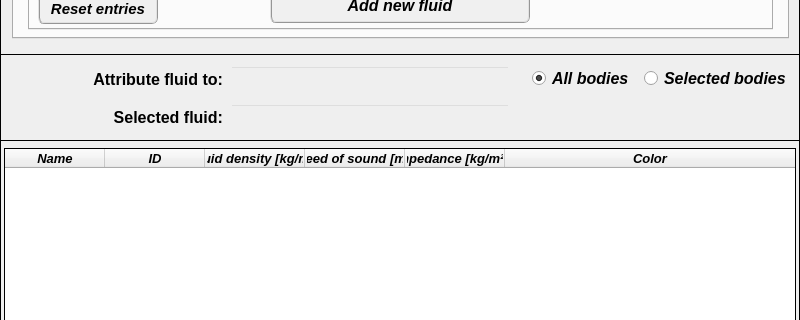
The window that data/ui_files/model/acoustic/fluid_input.ui (MOPT-UFSC/VIBRA) describes before a commit, drawn with Qt 5; both pictures show x 0 to 800 and y 342 to 662 of the 800 by 802 pixel window.
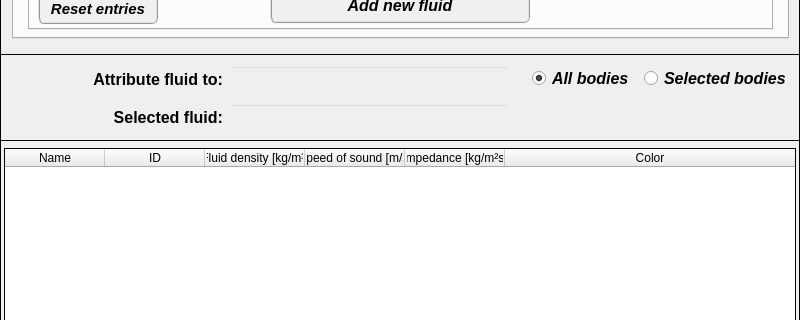
The same window after the commit. Icons and pictures are not drawn.

Diff of the .ui file:
```diff
--- a/data/ui_files/model/acoustic/fluid_input.ui
+++ b/data/ui_files/model/acoustic/fluid_input.ui
@@ -5256,11 +5256,11 @@
     </property>
     <property name="font">
      <font>
-      <family>Arial</family>
-      <pointsize>10</pointsize>
-      <weight>75</weight>
-      <italic>true</italic>
-      <bold>true</bold>
+      <family>MS Shell Dlg 2</family>
+      <pointsize>9</pointsize>
+      <weight>50</weight>
+      <italic>false</italic>
+      <bold>false</bold>
      </font>
     </property>
     <property name="styleSheet">
@@ -5308,11 +5308,11 @@
      </property>
      <property name="font">
       <font>
-       <family>Arial</family>
-       <pointsize>10</pointsize>
-       <weight>75</weight>
-       <italic>true</italic>
-       <bold>true</bold>
+       <family>MS Shell Dlg 2</family>
+       <pointsize>9</pointsize>
+       <weight>50</weight>
+       <italic>false</italic>
+       <bold>false</bold>
       </font>
      </property>
      <property name="textAlignment">
@@ -5332,11 +5332,11 @@
      </property>
      <property name="font">
       <font>
-       <family>Arial</family>
-       <pointsize>10</pointsize>
-       <weight>75</weight>
-       <italic>true</italic>
-       <bold>true</bold>
+       <family>MS Shell Dlg 2</family>
+       <pointsize>9</pointsize>
+       <weight>50</weight>
+       <italic>false</italic>
+       <bold>false</bold>
       </font>
      </property>
      <property name="textAlignment">
@@ -5349,11 +5349,11 @@
      </property>
      <property name="font">
       <font>
-       <family>Arial</family>
-       <pointsize>10</pointsize>
-       <weight>75</weight>
-       <italic>true</italic>
-       <bold>true</bold>
+       <family>MS Shell Dlg 2</family>
+       <pointsize>9</pointsize>
+       <weight>50</weight>
+       <italic>false</italic>
+       <bold>false</bold>
       </font>
      </property>
      <property name="textAlignment">
@@ -5366,11 +5366,11 @@
      </property>
      <property name="font">
       <font>
-       <family>Arial</family>
-       <pointsize>10</pointsize>
-       <weight>75</weight>
-       <italic>true</italic>
-       <bold>true</bold>
+       <family>MS Shell Dlg 2</family>
+       <pointsize>9</pointsize>
+       <weight>50</weight>
+       <italic>false</italic>
+       <bold>false</bold>
       </font>
      </property>
      <property name="textAlignment">
@@ -5383,11 +5383,11 @@
      </property>
      <property name="font">
       <font>
-       <family>Arial</family>
-       <pointsize>10</pointsize>
-       <weight>75</weight>
-       <italic>true</italic>
-       <bold>true</bold>
+       <family>MS Shell Dlg 2</family>
+       <pointsize>9</pointsize>
+       <weight>50</weight>
+       <italic>false</italic>
+       <bold>false</bold>
       </font>
      </property>
      <property name="textAlignment">
@@ -5400,11 +5400,11 @@
      </property>
      <property name="font">
       <font>
-       <family>Arial</family>
-       <pointsize>10</pointsize>
-       <weight>75</weight>
-       <italic>true</italic>
-       <bold>true</bold>
+       <family>MS Shell Dlg 2</family>
+       <pointsize>9</pointsize>
+       <weight>50</weight>
+       <italic>false</italic>
+       <bold>false</bold>
       </font>
      </property>
      <property name="textAlignment">
```
